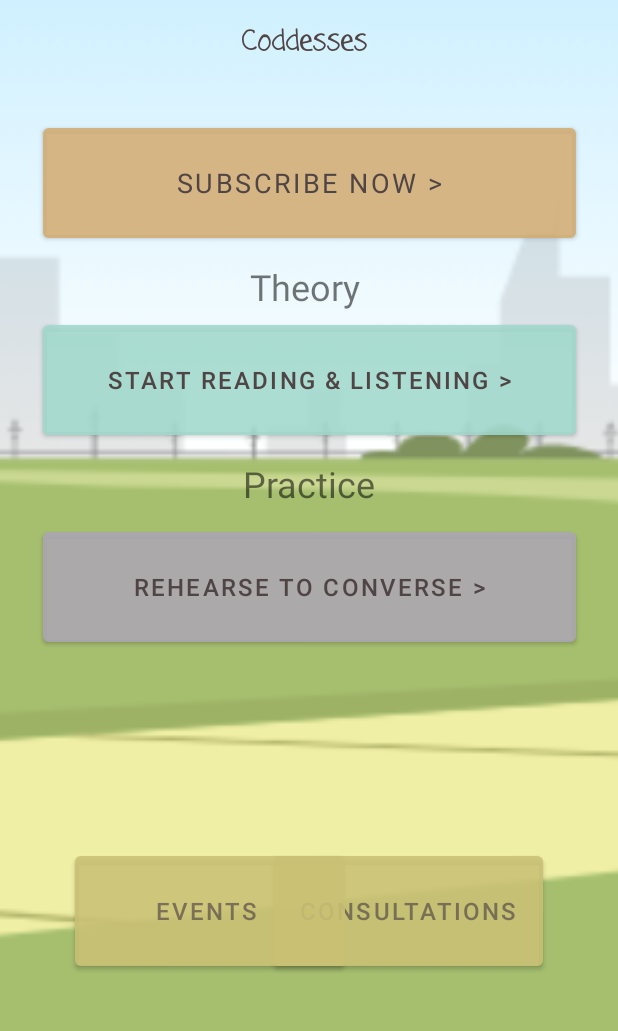
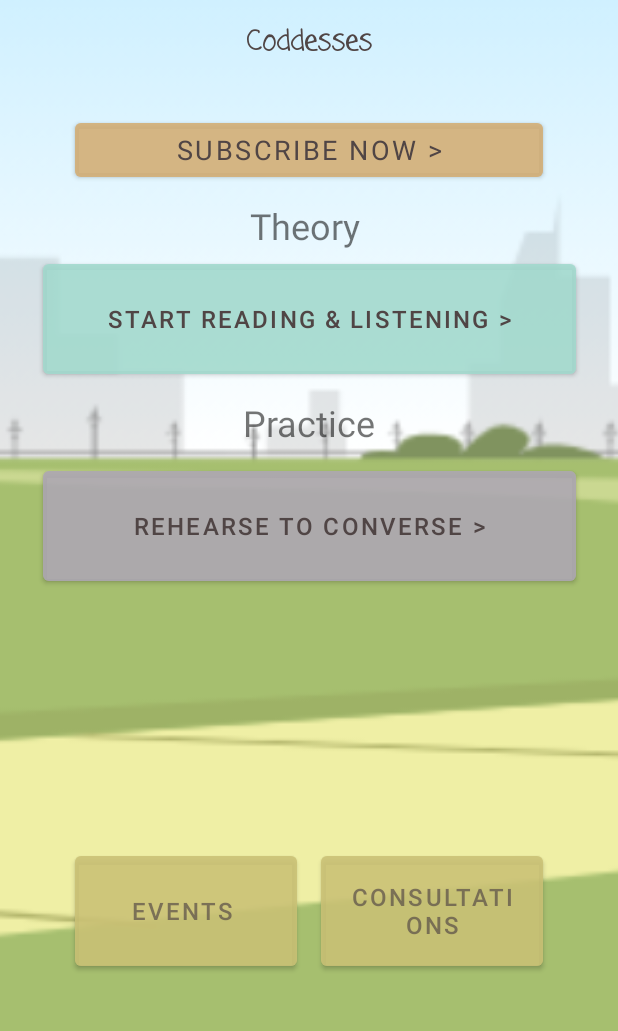
Before and after one commit to TeddyK333/PrattleBattleOfficial, an Android app: the MainActivity screen opened directly, with no data from a screen before it, on a phone screen of 412 x 824 dp, the part 111-1142 px from its top. Run offline under Robolectric (Android 15) with nearby library versions, the phone set to English and light mode, and no system bars.

Commit message:
minor additions and touch-ups

```diff
--- a/app/src/main/java/com/example/prattlebattle/MainActivity.java
+++ b/app/src/main/java/com/example/prattlebattle/MainActivity.java
@@ -72,16 +72,11 @@ public class MainActivity extends AppCompatActivity {
                 Toast.makeText(MainActivity.this,"To be implemented", Toast.LENGTH_SHORT).show();
             }
         });
-
-
-
-
-
     }
 
     private void init() {
         if (isFirstTimeUser()) {
-            Intent intent = new Intent(this, RegistrationActivity.class);
+            Intent intent = new Intent(this, IntroActivity.class);
             startActivity(intent);
         }
     }
@@ -89,6 +84,5 @@ public class MainActivity extends AppCompatActivity {
     private boolean isFirstTimeUser() {
         SharedPreferences sharedPref = getSharedPreferences("main", MODE_PRIVATE);
         return !sharedPref.getBoolean(getString(R.string.completed_registration_key), false);
-
     }
 }
--- a/app/src/main/java/com/example/prattlebattle/RegistrationActivity.java
+++ b/app/src/main/java/com/example/prattlebattle/RegistrationActivity.java
@@ -74,9 +74,6 @@ public class RegistrationActivity extends AppCompatActivity {
 
     }
 
-
-
-
     private boolean isAgeValid() {
         if (age >= AGE_MIN && age <= AGE_MAX) {
             return true;
--- a/app/src/main/res/layout/activity_main.xml
+++ b/app/src/main/res/layout/activity_main.xml
@@ -23,8 +23,9 @@
 
     <Button
         android:id="@+id/buttonToConsult"
-        android:layout_width="180dp"
+        android:layout_width="0dp"
         android:layout_height="85dp"
+        android:layout_marginStart="8dp"
         android:layout_marginEnd="50dp"
         android:layout_marginBottom="100dp"
         android:backgroundTint="#A8CAC176"
@@ -32,19 +33,22 @@
         android:textColor="#A8504545"
         android:textSize="16sp"
         app:layout_constraintBottom_toBottomOf="parent"
-        app:layout_constraintEnd_toEndOf="parent" />
+        app:layout_constraintEnd_toEndOf="parent"
+        app:layout_constraintStart_toEndOf="@+id/buttonToEvents" />
 
     <Button
         android:id="@+id/buttonToEvents"
-        android:layout_width="180dp"
+        android:layout_width="0dp"
         android:layout_height="85dp"
         android:layout_marginStart="50dp"
+        android:layout_marginEnd="8dp"
         android:layout_marginBottom="100dp"
         android:backgroundTint="#A8CAC176"
         android:text="Events "
         android:textColor="#A8504545"
         android:textSize="16sp"
         app:layout_constraintBottom_toBottomOf="parent"
+        app:layout_constraintEnd_toStartOf="@+id/buttonToConsult"
         app:layout_constraintStart_toStartOf="parent" />
 
     <TextView
@@ -65,8 +69,8 @@
 
     <TextView
         android:id="@+id/textViewCreators"
-        android:layout_width="91dp"
-        android:layout_height="31dp"
+        android:layout_width="wrap_content"
+        android:layout_height="wrap_content"
         android:layout_marginTop="15dp"
         android:fontFamily="casual"
         android:text="@string/coddesses"
@@ -80,8 +84,8 @@
 
     <Button
         android:id="@+id/buttonSubscribe"
-        android:layout_width="355dp"
-        android:layout_height="85dp"
+        android:layout_width="0dp"
+        android:layout_height="wrap_content"
         android:layout_marginStart="50dp"
         android:layout_marginTop="33dp"
         android:layout_marginEnd="50dp"
```
Also changed, not shown: app/src/main/java/com/example/prattlebattle/LessonActivity.java (+11 -41 lines), app/src/main/java/com/example/prattlebattle/LessonsMenuActivity.java (+11 -24 lines).
